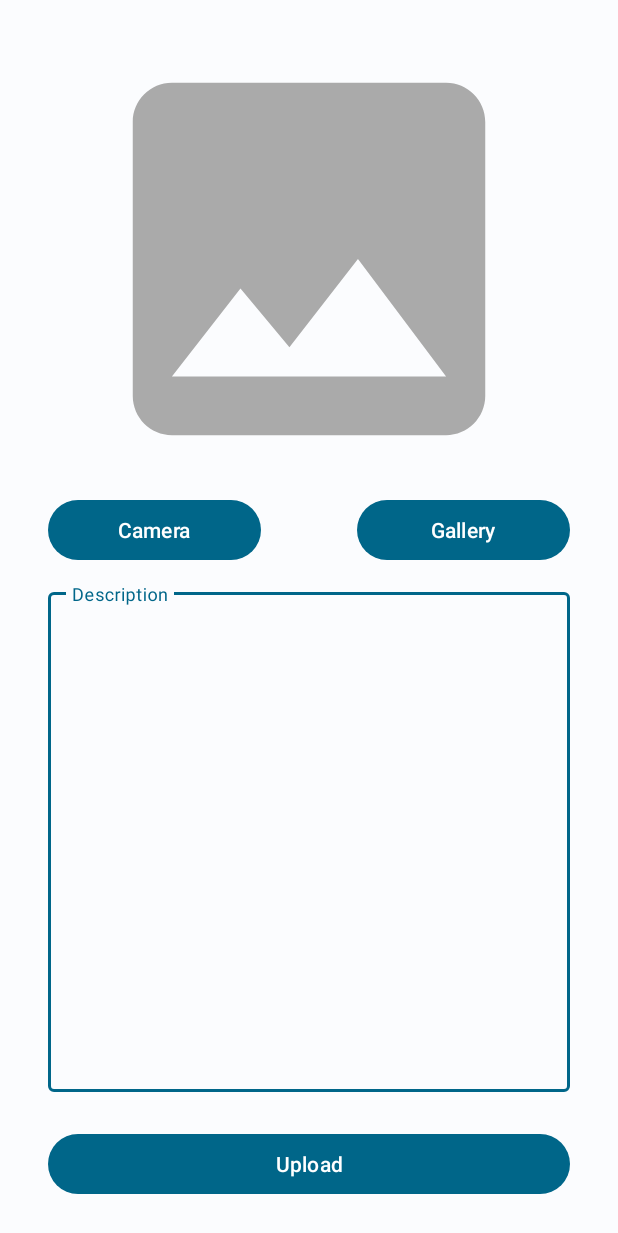
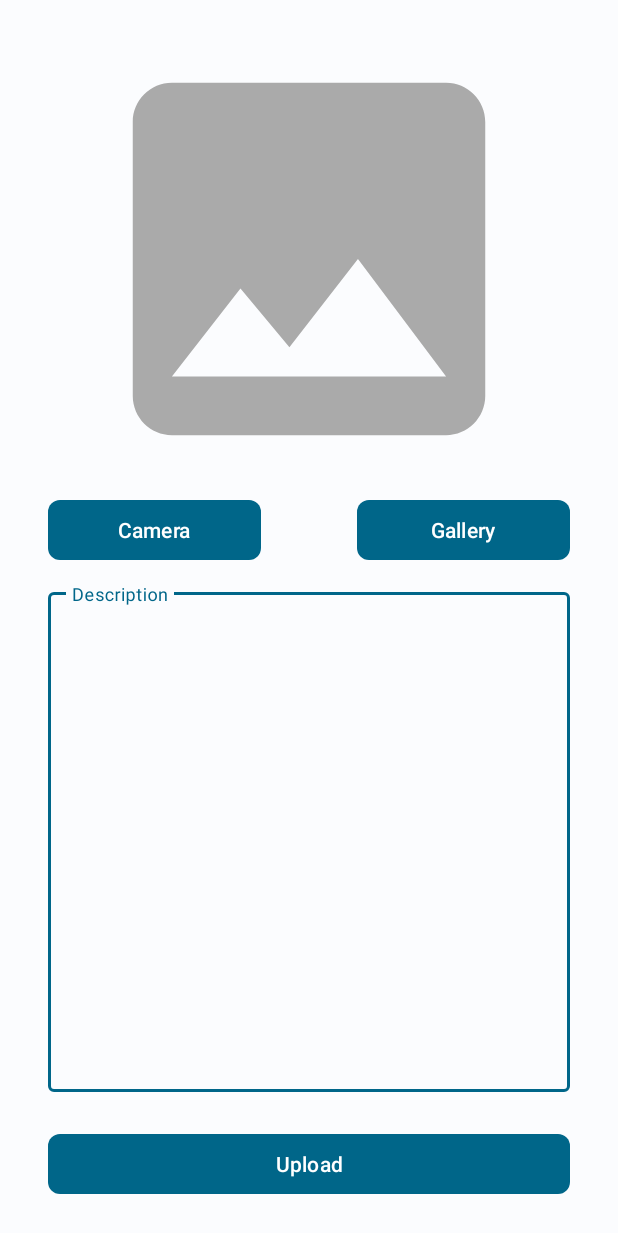
Before and after one commit to arifamsar/StoryApp, an Android app: the AddStoryActivity screen opened directly, with no data from a screen before it, on a phone screen of 412 x 824 dp. Shown: the top 1233 px of the screen. Run offline under Robolectric (Android 15) with nearby library versions, the light colour scheme and no system bars; network calls fail; pictures from the network do not load.

Commit message:
Change UI Button

```diff
--- a/app/src/main/res/layout/activity_add_story.xml
+++ b/app/src/main/res/layout/activity_add_story.xml
@@ -28,7 +28,8 @@
         android:text="@string/camera_button"
         app:layout_constraintEnd_toStartOf="@+id/guidelineVertical"
         app:layout_constraintStart_toStartOf="parent"
-        app:layout_constraintTop_toBottomOf="@+id/previewImageView" />
+        app:layout_constraintTop_toBottomOf="@+id/previewImageView"
+        app:shapeAppearance="?attr/shapeAppearanceMediumComponent" />
 
     <Button
         android:id="@+id/galleryButton"
@@ -39,7 +40,8 @@
         android:text="@string/gallery_button"
         app:layout_constraintEnd_toEndOf="parent"
         app:layout_constraintStart_toStartOf="@+id/guidelineVertical"
-        app:layout_constraintTop_toBottomOf="@+id/previewImageView" />
+        app:layout_constraintTop_toBottomOf="@+id/previewImageView"
+        app:shapeAppearance="?attr/shapeAppearanceMediumComponent" />
 
     <androidx.constraintlayout.widget.Guideline
         android:id="@+id/guidelineHorizontal"
@@ -84,14 +86,15 @@
     <Button
         android:id="@+id/uploadButton"
         android:layout_width="match_parent"
-        android:layout_height="0dp"
+        android:layout_height="wrap_content"
         android:layout_marginStart="32dp"
         android:layout_marginEnd="32dp"
         android:layout_marginBottom="24dp"
         android:text="@string/upload_button"
         app:layout_constraintBottom_toBottomOf="parent"
         app:layout_constraintEnd_toEndOf="parent"
-        app:layout_constraintStart_toStartOf="parent" />
+        app:layout_constraintStart_toStartOf="parent"
+        app:shapeAppearance="?attr/shapeAppearanceMediumComponent" />
 
     <com.google.android.material.progressindicator.LinearProgressIndicator
         android:id="@+id/progressBar"
--- a/app/src/main/res/layout/activity_welcome.xml
+++ b/app/src/main/res/layout/activity_welcome.xml
@@ -59,6 +59,7 @@
         app:layout_constraintEnd_toStartOf="@+id/guideline2"
         app:layout_constraintStart_toStartOf="parent"
         app:layout_constraintTop_toBottomOf="@+id/tv_descriptionWelcome"
+        app:shapeAppearance="?attr/shapeAppearanceMediumComponent"
         tools:alpha="100" />
 
     <Button
@@ -73,6 +74,7 @@
         app:layout_constraintEnd_toEndOf="parent"
         app:layout_constraintStart_toStartOf="@+id/guideline2"
         app:layout_constraintTop_toBottomOf="@+id/tv_descriptionWelcome"
+        app:shapeAppearance="?attr/shapeAppearanceMediumComponent"
         tools:alpha="100" />
 
     <androidx.constraintlayout.widget.Guideline
```
